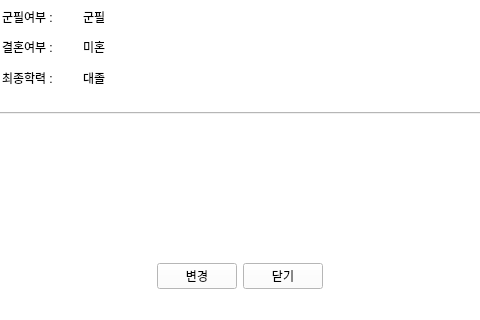
Above: emp_info.ui from hyeona-jeong/HRIS before the change; both pictures show x 393 to 873 and y 609 to 929 of the 1265 by 929 pixel window. Below: the same form after it.
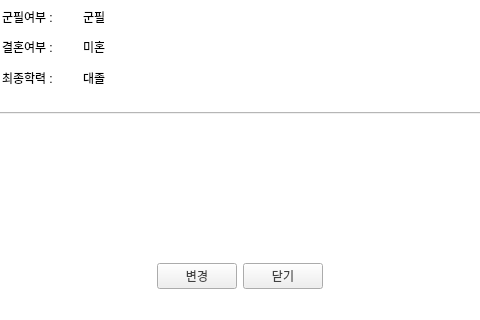
That is the form after the change. Icons and pictures are not drawn.

The edit to the form file:
```diff
--- a/emp_info.ui
+++ b/emp_info.ui
@@ -1403,6 +1403,9 @@
         </item>
         <item>
          <widget class="QPushButton" name="listChgbtn">
+          <property name="styleSheet">
+           <string notr="true">color: #404040;</string>
+          </property>
           <property name="text">
            <string>변경</string>
           </property>
@@ -1410,6 +1413,9 @@
         </item>
         <item>
          <widget class="QPushButton" name="cnlBtn">
+          <property name="styleSheet">
+           <string notr="true">color: #404040;</string>
+          </property>
           <property name="text">
            <string>닫기</string>
           </property>
```
